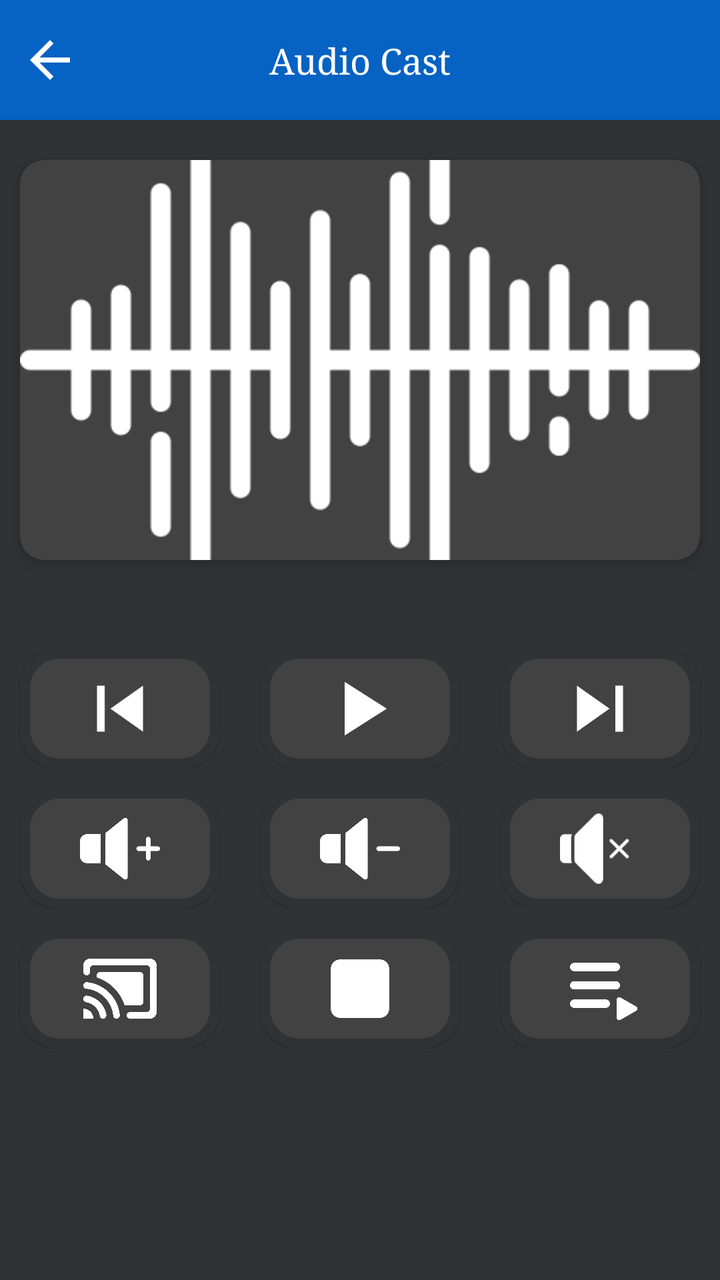
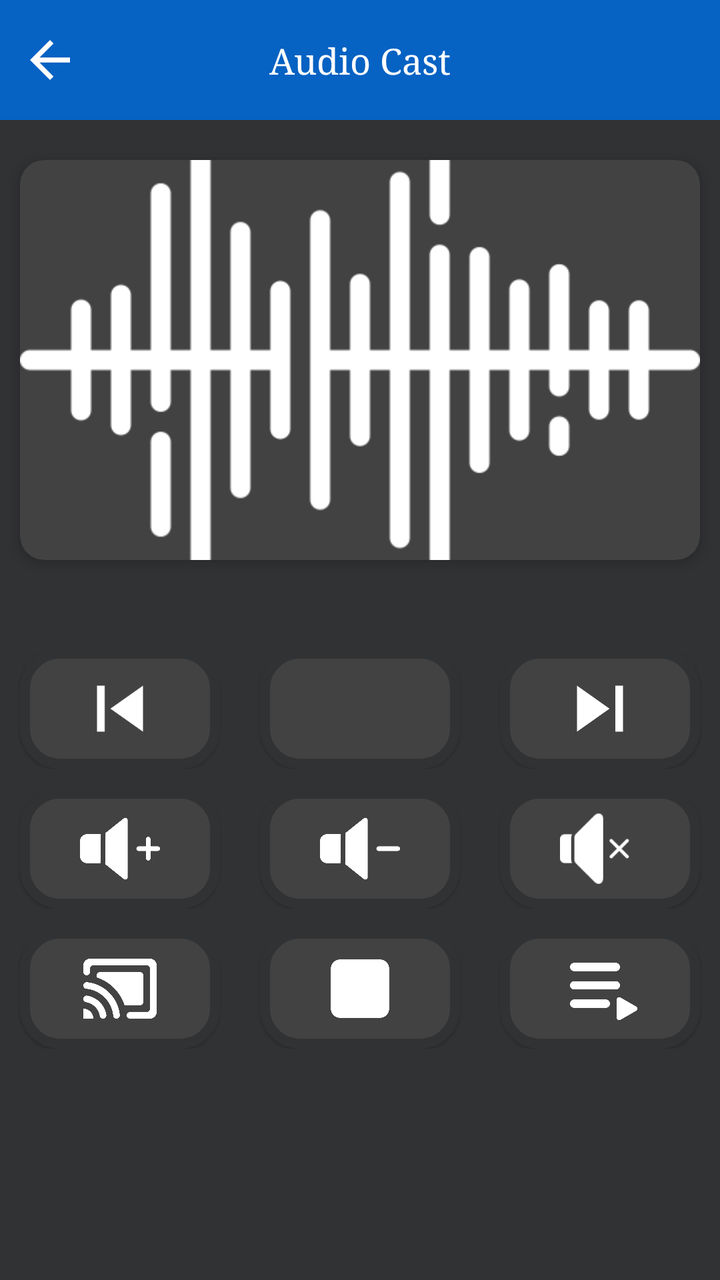

An Android layout rendered at two revisions. The XML below is the earlier revision; the diff shows what the commit changed to produce the second picture.
<!-- AndroidManifest.xml: application theme Theme.LgAndRukoMirror -->
<!-- res/layout/activity_audio_cast.xml -->
<?xml version="1.0" encoding="utf-8"?>
<LinearLayout xmlns:android="http://schemas.android.com/apk/res/android"
    xmlns:app="http://schemas.android.com/apk/res-auto"
    xmlns:tools="http://schemas.android.com/tools"
    android:layout_width="match_parent"
    android:layout_height="match_parent"
    android:orientation="vertical"
    android:background="@color/app_color"
    tools:context=".activities.AudioCastCastActivity">

    <androidx.constraintlayout.widget.ConstraintLayout
        android:layout_width="match_parent"
        android:layout_height="wrap_content">


        <View
            android:id="@+id/toolBar"
            android:layout_width="match_parent"
            android:layout_height="60dp"
            android:background="@color/app_color_2"
            app:layout_constraintEnd_toEndOf="parent"
            app:layout_constraintStart_toStartOf="parent"
            app:layout_constraintTop_toTopOf="parent" />

        <ImageView
            android:id="@+id/ivBack"
            android:layout_width="30dp"
            android:layout_height="30dp"
            android:layout_marginStart="10dp"
            android:src="@drawable/ic_back"
            app:layout_constraintBottom_toBottomOf="@+id/toolBar"
            app:layout_constraintStart_toStartOf="@+id/toolBar"
            app:layout_constraintTop_toTopOf="@+id/toolBar" />

        <TextView
            android:layout_width="wrap_content"
            android:layout_height="wrap_content"
            android:fontFamily="serif"
            android:text="Audio Cast"
            android:maxLines="1"
            android:textColor="@color/white"
            android:textSize="18sp"
            app:layout_constraintBottom_toBottomOf="@+id/toolBar"
            app:layout_constraintEnd_toEndOf="@+id/toolBar"
            app:layout_constraintStart_toStartOf="@+id/toolBar"
            app:layout_constraintTop_toTopOf="@+id/toolBar" />


    </androidx.constraintlayout.widget.ConstraintLayout>


    <ScrollView
    android:layout_width="match_parent"
    android:layout_height="match_parent"
    >
    <LinearLayout
        android:layout_width="match_parent"
        android:layout_height="wrap_content"
        android:orientation="vertical"
        >
        <com.google.android.material.card.MaterialCardView
            android:layout_width="match_parent"
            android:layout_height="200dp"
            android:layout_marginHorizontal="10dp"
            app:cardCornerRadius="12dp"
            android:layout_marginTop="20dp"
            android:backgroundTint="@color/bg_color"
            app:cardElevation="4dp"
            >
            <ImageView
                android:id="@+id/cardImage"
                android:layout_width="match_parent"
                android:layout_height="match_parent"
                android:src="@drawable/sound_waves"
                android:scaleType="centerCrop"
                app:tint="@color/white" />
        </com.google.android.material.card.MaterialCardView>

        <TextView
            android:layout_marginTop="10dp"
            android:id="@+id/nameAudio"
            style="@style/textHeading"
            android:paddingHorizontal="@dimen/_10sdp"
            android:layout_width="wrap_content"
            android:layout_height="wrap_content"
            android:layout_gravity="center"
            android:text=""
            android:maxLines="1"
            android:ellipsize="end"
            android:textColor="@color/white"
            android:textSize="18sp" />


        <LinearLayout
            android:layout_width="match_parent"
            android:layout_height="match_parent"
            android:orientation="horizontal"
            >
            <LinearLayout
                android:layout_width="0dp"
                android:layout_height="wrap_content"
                android:layout_weight="1"
                android:layout_marginTop="10dp"
                >
                <com.google.android.material.card.MaterialCardView
                    android:layout_width="match_parent"
                    android:layout_height="60dp"
                    android:layout_gravity="center"
                    android:layout_marginHorizontal="10dp"
                    android:layout_weight="6"
                    app:cardBackgroundColor="@color/bg_color"
                    app:strokeColor="@color/app_color"
                    app:strokeWidth="5dp"
                    app:cardCornerRadius="20dp">

                    <LinearLayout
                        android:layout_width="match_parent"
                        android:layout_height="match_parent"
                        android:orientation="horizontal">

                        <ImageView
                            android:id="@+id/previousBtn"
                            android:layout_width="0dp"
                            android:layout_height="match_parent"
                            android:layout_weight="1"
                            android:rotation="180"
                            android:padding="7dp"
                            android:src="@drawable/ic_next" />
                    </LinearLayout>
                </com.google.android.material.card.MaterialCardView>




            </LinearLayout>
            <LinearLayout
                android:layout_width="0dp"
                android:layout_height="wrap_content"
                android:layout_weight="1"
                android:layout_marginTop="10dp"
                >
                <com.google.android.material.card.MaterialCardView
                    android:layout_width="match_parent"
                    android:layout_height="60dp"
                    android:layout_gravity="center"
                    android:layout_marginHorizontal="10dp"
                    android:layout_weight="6"
                    app:cardBackgroundColor="@color/bg_color"
                    app:strokeColor="@color/app_color"
                    app:strokeWidth="5dp"
                    app:cardCornerRadius="20dp">

                    <LinearLayout
                        android:layout_width="match_parent"
                        android:layout_height="match_parent"
                        android:orientation="horizontal">

                        <ImageView
                            android:id="@+id/playBtn"
                            android:layout_width="0dp"
                            android:layout_height="match_parent"
                            android:padding="7dp"
                            android:layout_weight="1"
                            android:src="@drawable/ic_play" />
                    </LinearLayout>
                </com.google.android.material.card.MaterialCardView>




            </LinearLayout>
            <LinearLayout
                android:layout_width="0dp"
                android:layout_height="wrap_content"
                android:layout_weight="1"
                android:layout_marginTop="10dp"
                >
                <com.google.android.material.card.MaterialCardView
                    android:layout_width="match_parent"
                    android:layout_height="60dp"
                    android:layout_gravity="center"
                    android:layout_marginHorizontal="10dp"
                    android:layout_weight="6"
                    app:cardBackgroundColor="@color/bg_color"
                    app:strokeColor="@color/app_color"
                    app:strokeWidth="5dp"
                    app:cardCornerRadius="20dp">

                    <LinearLayout
                        android:layout_width="match_parent"
                        android:layout_height="match_parent"
                        android:orientation="horizontal">

                        <ImageView
                            android:id="@+id/Nextbtn"
                            android:layout_width="0dp"
                            android:layout_height="match_parent"
                            android:padding="7dp"
                            android:layout_weight="1"
                            android:src="@drawable/ic_next" />
                    </LinearLayout>
                </com.google.android.material.card.MaterialCardView>




            </LinearLayout>
        </LinearLayout>
        <LinearLayout
            android:layout_width="match_parent"
            android:layout_height="match_parent"
            android:orientation="horizontal"
            >
            <LinearLayout
                android:layout_width="0dp"
                android:layout_height="wrap_content"
                android:layout_weight="1"
                android:layout_marginTop="10dp"
                >
                <com.google.android.material.card.MaterialCardView
                    android:layout_width="match_parent"
                    android:layout_height="60dp"
                    android:layout_gravity="center"
                    android:layout_marginHorizontal="10dp"
                    android:layout_weight="6"
                    app:cardBackgroundColor="@color/bg_color"
                    app:strokeColor="@color/app_color"
                    app:strokeWidth="5dp"
                    app:cardCornerRadius="20dp">

                    <LinearLayout
                        android:layout_width="match_parent"
                        android:layout_height="match_parent"
                        android:orientation="horizontal">

                        <ImageView
                            android:id="@+id/volUpBtn"
                            android:layout_width="0dp"
                            android:layout_height="match_parent"
                            android:layout_weight="1"
                            android:padding="10dp"
                            android:src="@drawable/volume_up"
                            app:tint="@color/white" />
                    </LinearLayout>
                </com.google.android.material.card.MaterialCardView>




            </LinearLayout>
            <LinearLayout
                android:layout_width="0dp"
                android:layout_height="wrap_content"
                android:layout_weight="1"
                android:layout_marginTop="10dp"
                >
                <com.google.android.material.card.MaterialCardView
                    android:layout_width="match_parent"
                    android:layout_height="60dp"
                    android:layout_gravity="center"
                    android:layout_marginHorizontal="10dp"
                    android:layout_weight="6"
                    app:cardBackgroundColor="@color/bg_color"
                    app:strokeColor="@color/app_color"
                    app:strokeWidth="5dp"
                    app:cardCornerRadius="20dp">

                    <LinearLayout
                        android:layout_width="match_parent"
                        android:layout_height="match_parent"
                        android:orientation="horizontal">

                        <ImageView
                            android:id="@+id/volDownBtn"
                            android:layout_width="0dp"
                            android:layout_height="match_parent"
                            android:layout_weight="1"
                            android:padding="10dp"
                            android:src="@drawable/volume_down"
                            app:tint="@color/white" />
                    </LinearLayout>
                </com.google.android.material.card.MaterialCardView>




            </LinearLayout>
            <LinearLayout
                android:layout_width="0dp"
                android:layout_height="wrap_content"
                android:layout_weight="1"
                android:layout_marginTop="10dp"
                >
                <com.google.android.material.card.MaterialCardView
                    android:layout_width="match_parent"
                    android:layout_height="60dp"
                    android:layout_gravity="center"
                    android:layout_marginHorizontal="10dp"
                    android:layout_weight="6"
                    app:cardBackgroundColor="@color/bg_color"
                    app:strokeColor="@color/app_color"
                    app:strokeWidth="5dp"
                    app:cardCornerRadius="20dp">

                    <LinearLayout
                        android:layout_width="match_parent"
                        android:layout_height="match_parent"
                        android:orientation="horizontal">

                        <ImageView
                            android:id="@+id/muteBtn"
                            android:layout_width="0dp"
                            android:layout_height="match_parent"
                            android:layout_weight="1"
                            android:padding="10dp"
                            android:src="@drawable/mute"
                            app:tint="@color/white" />
                    </LinearLayout>
                </com.google.android.material.card.MaterialCardView>




            </LinearLayout>
        </LinearLayout>
        <LinearLayout
            android:layout_width="match_parent"
            android:layout_height="match_parent"
            android:orientation="horizontal"
            >
            <LinearLayout
                android:layout_width="0dp"
                android:layout_height="wrap_content"
                android:layout_weight="1"
                android:layout_marginTop="10dp"
                >
                <com.google.android.material.card.MaterialCardView
                    android:layout_width="match_parent"
                    android:layout_height="60dp"
                    android:layout_gravity="center"
                    android:layout_marginHorizontal="10dp"
                    android:layout_weight="6"
                    app:cardBackgroundColor="@color/bg_color"
                    app:strokeColor="@color/app_color"
                    app:strokeWidth="5dp"
                    app:cardCornerRadius="20dp">

                    <LinearLayout
                        android:layout_width="match_parent"
                        android:layout_height="match_parent"
                        android:orientation="horizontal">

                        <ImageView
                            android:id="@+id/castBtn"
                            android:layout_width="0dp"
                            android:layout_height="match_parent"
                            android:layout_weight="1"
                            android:padding="10dp"
                            android:src="@drawable/castvizio"
                            app:tint="@color/white" />
                    </LinearLayout>
                </com.google.android.material.card.MaterialCardView>




            </LinearLayout>
            <LinearLayout
                android:layout_width="0dp"
                android:layout_height="wrap_content"
                android:layout_weight="1"
                android:layout_marginTop="10dp"
                >
                <com.google.android.material.card.MaterialCardView
                    android:layout_width="match_parent"
                    android:layout_height="60dp"
                    android:layout_gravity="center"
                    android:layout_marginHorizontal="10dp"
                    android:layout_weight="6"
                    app:cardBackgroundColor="@color/bg_color"
                    app:strokeColor="@color/app_color"
                    app:strokeWidth="5dp"
                    app:cardCornerRadius="20dp">

                    <LinearLayout
                        android:layout_width="match_parent"
                        android:layout_height="match_parent"
                        android:orientation="horizontal">

                        <ImageView
                            android:id="@+id/stopBtn"
                            android:layout_width="0dp"
                            android:layout_height="match_parent"
                            android:layout_weight="1"
                            android:padding="10dp"
                            android:src="@drawable/stopnew"
                            app:tint="@color/white" />
                    </LinearLayout>
                </com.google.android.material.card.MaterialCardView>




            </LinearLayout>
            <LinearLayout
                android:layout_width="0dp"
                android:layout_height="wrap_content"
                android:layout_weight="1"
                android:layout_marginTop="10dp"
                >
                <com.google.android.material.card.MaterialCardView
                    android:layout_width="match_parent"
                    android:layout_height="60dp"
                    android:layout_gravity="center"
                    android:layout_marginHorizontal="10dp"
                    android:layout_weight="6"
                    app:cardBackgroundColor="@color/bg_color"
                    app:strokeColor="@color/app_color"
                    app:strokeWidth="5dp"
                    app:cardCornerRadius="20dp">

                    <LinearLayout
                        android:layout_width="match_parent"
                        android:layout_height="match_parent"
                        android:orientation="horizontal">

                        <ImageView
                            android:id="@+id/playListBtn"
                            android:layout_width="0dp"
                            android:layout_height="match_parent"
                            android:layout_weight="1"
                            android:padding="10dp"
                            android:src="@drawable/playlist_screen"
                            app:tint="@color/white" />
                    </LinearLayout>
                </com.google.android.material.card.MaterialCardView>




            </LinearLayout>
        </LinearLayout>



    </LinearLayout>


</ScrollView>

</LinearLayout>
<!-- resources referenced by this layout -->
<resources>
  <color name="app_color">#313234</color>
  <color name="app_color_2">#0662C3</color>
  <color name="bg_color">#424242</color>
  <color name="white">#FFFFFFFF</color>
  <dimen name="_10sdp">10.00dp</dimen>
  <!-- drawable castvizio: png bitmap (drawable, 12951 bytes) -->
  <!-- drawable ic_back (drawable) -->
  <vector android:autoMirrored="true" android:height="24dp"
      android:tint="@color/white" android:viewportHeight="24"
      android:viewportWidth="24" android:width="24dp" xmlns:android="http://schemas.android.com/apk/res/android">
      <path android:fillColor="@android:color/white" android:pathData="M20,11H7.83l5.59,-5.59L12,4l-8,8 8,8 1.41,-1.41L7.83,13H20v-2z"/>
  </vector>
  <!-- drawable ic_next (drawable) -->
  <vector android:height="24dp" android:tint="#FFFFFF"
      android:viewportHeight="24" android:viewportWidth="24"
      android:width="24dp" xmlns:android="http://schemas.android.com/apk/res/android">
      <path android:fillColor="@android:color/white" android:pathData="M6,18l8.5,-6L6,6v12zM16,6v12h2V6h-2z"/>
  </vector>
  <!-- drawable ic_play (drawable) -->
  <vector android:height="24dp" android:tint="#FFFFFF"
      android:viewportHeight="24" android:viewportWidth="24"
      android:width="24dp" xmlns:android="http://schemas.android.com/apk/res/android">
      <path android:fillColor="@android:color/white" android:pathData="M8,5v14l11,-7z"/>
  </vector>
  <!-- drawable mute: png bitmap (drawable, 990 bytes) -->
  <!-- drawable playlist_screen: png bitmap (drawable, 5461 bytes) -->
  <!-- drawable sound_waves: png bitmap (drawable, 6557 bytes) -->
  <!-- drawable stopnew: png bitmap (drawable, 4083 bytes) -->
  <!-- drawable volume_down: png bitmap (drawable, 5767 bytes) -->
  <!-- drawable volume_up: png bitmap (drawable, 6283 bytes) -->
  <style name="textHeading" parent="Theme.MaterialComponents.DayNight.NoActionBar">
          <item name="android:fontFamily">@font/albra</item>
          <item name="android:textSize">17sp</item>
          <item name="android:textColor">@color/black</item>
          <item name="android:layout_width">wrap_content</item>
          <item name="android:layout_height">wrap_content</item>
          <item name="android:textAllCaps">false</item>
          <item name="android:textStyle">bold</item>
      </style>
  <style name="Theme.LgAndRukoMirror" parent="Theme.MaterialComponents.DayNight.NoActionBar">
          
          <item name="colorPrimary">@color/purple_500</item>
          <item name="colorPrimaryVariant">@color/purple_700</item>
          <item name="colorOnPrimary">@color/white</item>
          
          <item name="colorSecondary">@color/teal_200</item>
          <item name="colorSecondaryVariant">@color/teal_700</item>
          <item name="colorOnSecondary">@color/black</item>
          
          <item name="android:statusBarColor">?attr/colorPrimaryVariant</item>
          
      </style>
  <color name="black">#FF000000</color>
  <color name="purple_500">#000000</color>
  <color name="purple_700">#000000</color>
  <color name="teal_200">#FF03DAC5</color>
  <color name="teal_700">#FF018786</color>
</resources>

<!-- the commit's change to res/layout/activity_audio_cast.xml (unified diff, before → after) -->
@@ -144,25 +144,36 @@
                     android:layout_height="60dp"
                     android:layout_gravity="center"
                     android:layout_marginHorizontal="10dp"
-                    android:layout_weight="6"
-                    app:cardBackgroundColor="@color/bg_color"
-                    app:strokeColor="@color/app_color"
-                    app:strokeWidth="5dp"
-                    app:cardCornerRadius="20dp">
-
-                    <LinearLayout
+                    app:cardBackgroundColor="@color/bg_color"
+                    app:strokeColor="@color/app_color"
+                    app:strokeWidth="5dp"
+                    app:cardCornerRadius="20dp">
+
+                    <FrameLayout
+                        android:id="@+id/llPlay"
                         android:layout_width="match_parent"
                         android:layout_height="match_parent"
                         android:orientation="horizontal">
 
                         <ImageView
                             android:id="@+id/playBtn"
-                            android:layout_width="0dp"
+                            android:layout_width="match_parent"
                             android:layout_height="match_parent"
                             android:padding="7dp"
-                            android:layout_weight="1"
-                            android:src="@drawable/ic_play" />
-                    </LinearLayout>
+                            android:src="@drawable/ic_play"
+                            android:visibility="gone" />
+
+                        <ImageView
+                            android:id="@+id/pauseBtn"
+                            android:layout_width="match_parent"
+                            android:layout_height="match_parent"
+                            android:padding="7dp"
+                            android:src="@drawable/ic_pause"
+                            android:visibility="gone" />
+                    </FrameLayout>
+
+
+
                 </com.google.android.material.card.MaterialCardView>
 
 
<!-- resource entries referenced after the edit -->
@@ -17,6 +17,12 @@
       android:viewportHeight="24" android:viewportWidth="24"
       android:width="24dp" xmlns:android="http://schemas.android.com/apk/res/android">
       <path android:fillColor="@android:color/white" android:pathData="M6,18l8.5,-6L6,6v12zM16,6v12h2V6h-2z"/>
+  </vector>
+  <!-- drawable ic_pause (drawable) -->
+  <vector android:height="24dp" android:tint="#FFFFFF"
+      android:viewportHeight="24" android:viewportWidth="24"
+      android:width="24dp" xmlns:android="http://schemas.android.com/apk/res/android">
+      <path android:fillColor="@android:color/white" android:pathData="M8,19c1.1,0 2,-0.9 2,-2L10,7c0,-1.1 -0.9,-2 -2,-2s-2,0.9 -2,2v10c0,1.1 0.9,2 2,2zM14,7v10c0,1.1 0.9,2 2,2s2,-0.9 2,-2L18,7c0,-1.1 -0.9,-2 -2,-2s-2,0.9 -2,2z"/>
   </vector>
   <!-- drawable ic_play (drawable) -->
   <vector android:height="24dp" android:tint="#FFFFFF"
